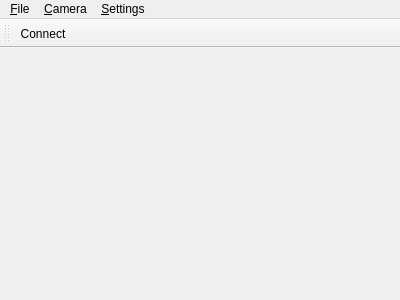
VioletGiraffe/PrimitiveCameraViewer, file app/cmainwindow.ui: the form before one commit.
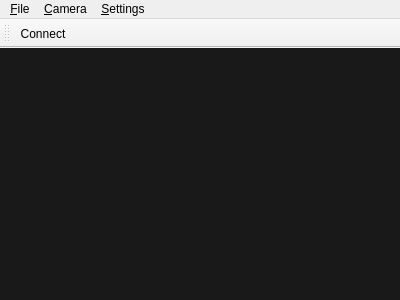
The form after the commit.

Commit message: Image widget bg color

What changed in the file:
```diff
--- a/app/cmainwindow.ui
+++ b/app/cmainwindow.ui
@@ -22,16 +22,20 @@
      <number>0</number>
     </property>
     <property name="topMargin">
-     <number>9</number>
+     <number>0</number>
     </property>
     <property name="rightMargin">
      <number>0</number>
     </property>
     <property name="bottomMargin">
-     <number>9</number>
+     <number>0</number>
     </property>
     <item>
-     <widget class="QWidget" name="_displayWidget" native="true"/>
+     <widget class="QWidget" name="_displayWidget" native="true">
+      <property name="styleSheet">
+       <string notr="true">background-color:rgb(25, 25, 25);</string>
+      </property>
+     </widget>
     </item>
    </layout>
   </widget>
```
Left out of the diff: 2 changed lines with no effect on the pictures. The commit also changes 1 other file.
